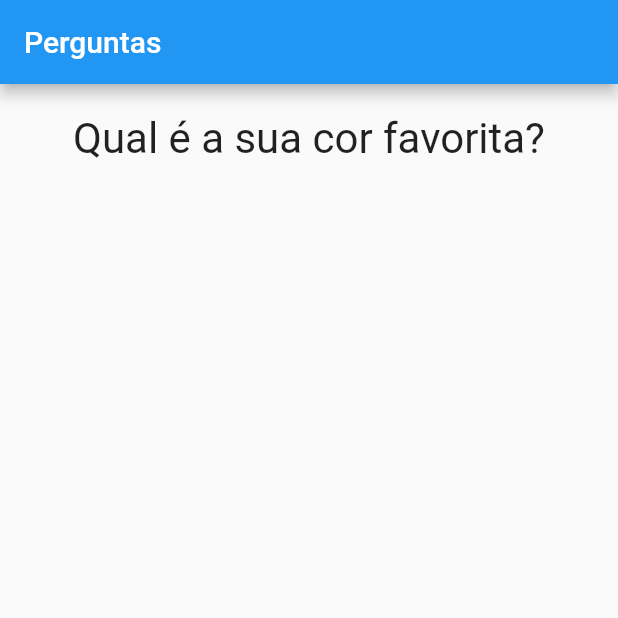
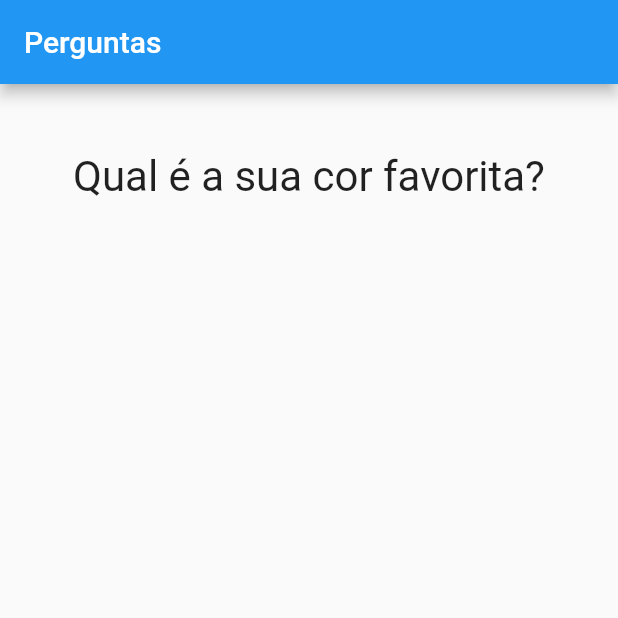
Before and after one commit to Shynjy/app_quiz, a Flutter app: the screen it shows after launch, on a phone screen of 412 x 824 dp, the top half of it. Run offline on Flutter 3.47's test engine with Material 2 defaults, Android fonts, the phone set to English and light mode, and no system bars; statements that could not run were skipped.

Commit message:
updade app

```diff
--- a/lib/questao.dart
+++ b/lib/questao.dart
@@ -10,7 +10,7 @@ class Questao extends StatelessWidget {
   Widget build(BuildContext context) {
     return Container(
       width: double.infinity, //Pega a largura total da tela
-      margin: EdgeInsets.fromLTRB(10, 20, 10, 20) ,//
+      margin: EdgeInsets.fromLTRB(10, 45, 10, 20) ,//
       child: Text(
           texto,
           style: TextStyle(fontSize: 28),
```
Also changed, not shown: lib/btn_resposta.dart (+6 -1 lines), pubspec.lock.
